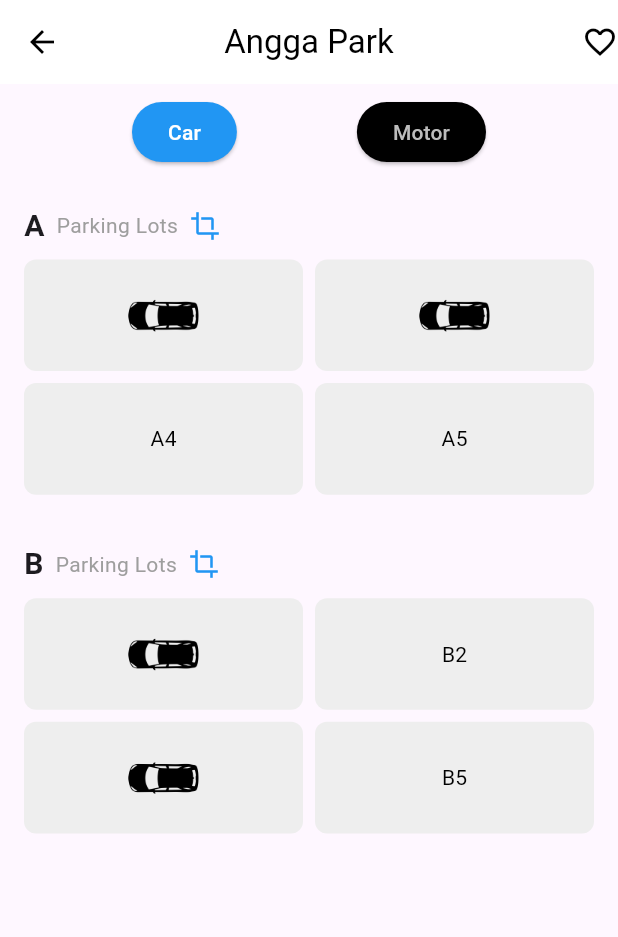
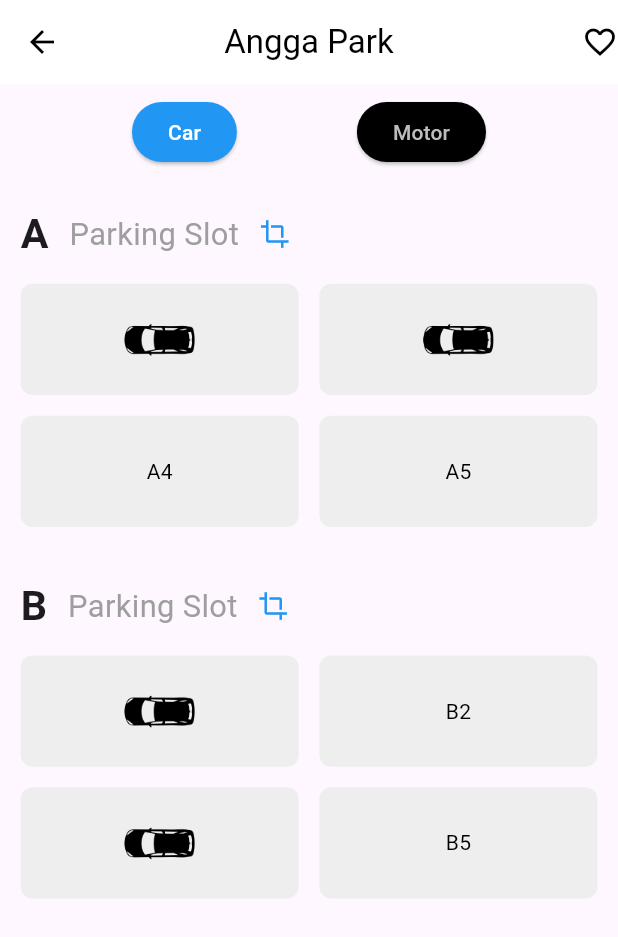
Before and after one commit to congsenpai/smartParkingApp, a Flutter app: the screen it shows after launch, on a phone screen of 412 x 824 dp. Shown: the top 937 px of the screen. Run offline on Flutter 3.47's test engine with Material 3 defaults, Android fonts, the light colour scheme and no system bars; our stand-ins replace get.

Commit message:
update parkingbooking

```diff
--- a/project_smart_parking_app/lib/main.dart
+++ b/project_smart_parking_app/lib/main.dart
@@ -1,8 +1,8 @@
 import 'package:flutter/material.dart';
 import 'package:get/get.dart';
-import 'package:project_smart_parking_app/screens/detail_parking_screent.dart';
+import 'package:project_smart_parking_app/screens/detail_parking_screen.dart';
 import 'package:project_smart_parking_app/screens/home_screent.dart';
-import 'package:project_smart_parking_app/screens/parking_order_screent.dart';
+import 'package:project_smart_parking_app/screens/parking_order_screen.dart';
 import 'package:project_smart_parking_app/screens/welcome_screens.dart';
 
 void main() {
--- a/project_smart_parking_app/lib/screens/parking_order_screent.dart
+++ b/project_smart_parking_app/lib/screens/parking_order_screen.dart
@@ -1,4 +1,5 @@
 import 'package:flutter/material.dart';
+import 'package:get/get.dart';
 
 class ParkingScreen extends StatefulWidget {
   const ParkingScreen({super.key});
@@ -9,6 +10,7 @@ class ParkingScreen extends StatefulWidget {
 
 class _ParkingScreenState extends State<ParkingScreen> {
   String selectedFloor = 'Car';
+  String lostSlot = ''; // Lưu vị trí đã chọn
 
   // Danh sách các vị trí đã có xe
   final List<String> occupiedSlotsCar = ['A1', 'A2', 'B1', 'B4'];
@@ -26,8 +28,8 @@ class _ParkingScreenState extends State<ParkingScreen> {
         ),
         centerTitle: true,
         leading: const Icon(Icons.arrow_back, color: Colors.black),
-        actions: [
-          const Icon(Icons.favorite_border, color: Colors.black),
+        actions: const [
+          Icon(Icons.favorite_border, color: Colors.black),
         ],
       ),
       body: Column(
@@ -46,14 +48,14 @@ class _ParkingScreenState extends State<ParkingScreen> {
           // Parking Lots Section
           Expanded(
             child: ListView(
-              padding: const EdgeInsets.symmetric(horizontal: 16),
+              padding: EdgeInsets.symmetric(horizontal: Get.width / 30),
               children: [
                 if (selectedFloor == 'Car') ...[
-                  _buildParkingSectionCar('A', ['A1', 'A2', 'A4', 'A5']),
-                  _buildParkingSectionCar('B', ['B1', 'B2', 'B4', 'B5']),
+                  _buildParkingSection('A', ['A1', 'A2', 'A4', 'A5'], occupiedSlotsCar),
+                  _buildParkingSection('B', ['B1', 'B2', 'B4', 'B5'], occupiedSlotsCar),
                 ] else ...[
-                  _buildParkingSectionMotor('A', ['A1', 'A2', 'A4', 'A5']),
-                  _buildParkingSectionMotor('B', ['B1', 'B2', 'B4', 'B5']),
+                  _buildParkingSection('A', ['A1', 'A2', 'A4', 'A5'], occupiedSlotsMoto),
+                  _buildParkingSection('B', ['B1', 'B2', 'B4', 'B5'], occupiedSlotsMoto),
                 ],
               ],
             ),
@@ -75,6 +77,7 @@ class _ParkingScreenState extends State<ParkingScreen> {
       onPressed: () {
         setState(() {
           selectedFloor = floor;
+          lostSlot = ''; // Reset vị trí chọn khi chuyển tầng
         });
       },
       child: Text(
@@ -86,10 +89,10 @@ class _ParkingScreenState extends State<ParkingScreen> {
     );
   }
 
-  // Parking section widget for cars
-  Widget _buildParkingSectionCar(String section, List<String> slots) {
+  // Parking section widget
+  Widget _buildParkingSection(String section, List<String> slots, List<String> occupiedSlots) {
     return Padding(
-      padding: const EdgeInsets.symmetric(vertical: 16),
+      padding: EdgeInsets.symmetric(vertical: Get.width / 25),
       child: Column(
         crossAxisAlignment: CrossAxisAlignment.start,
         children: [
@@ -97,42 +100,44 @@ class _ParkingScreenState extends State<ParkingScreen> {
             children: [
               Text(
                 section,
-                style: const TextStyle(fontSize: 20, fontWeight: FontWeight.bold),
+                style: TextStyle(fontSize: Get.width / 15, fontWeight: FontWeight.bold),
               ),
-              const SizedBox(width: 8),
-              const Text(
-                'Parking Lots',
-                style: TextStyle(color: Colors.grey),
+              SizedBox(width: Get.width / 30),
+              Text(
+                'Parking Slot',
+                style: TextStyle(color: Colors.grey, fontSize: Get.width / 20),
               ),
-              const SizedBox(width: 8),
+              SizedBox(width: Get.width / 30),
               const Icon(Icons.crop, color: Colors.blue, size: 20),
             ],
           ),
-          const SizedBox(height: 8),
+          SizedBox(height: Get.width / 30),
           GridView.builder(
             shrinkWrap: true,
-            physics: const NeverScrollableScrollPhysics(),
+            physics: const NeverScrollableScrollPhysics(), // Disable scrolling
             itemCount: slots.length,
-            gridDelegate: const SliverGridDelegateWithFixedCrossAxisCount(
+            gridDelegate: SliverGridDelegateWithFixedCrossAxisCount(
               crossAxisCount: 2,
               childAspectRatio: 2.5,
-              crossAxisSpacing: 8,
-              mainAxisSpacing: 8,
+              crossAxisSpacing: Get.width / 30,
+              mainAxisSpacing: Get.width / 30,
             ),
             itemBuilder: (context, index) {
               String slot = slots[index];
-              bool isOccupied = occupiedSlotsCar.contains(slot);
+              bool isOccupied = occupiedSlots.contains(slot);
               return GestureDetector(
                 onTap: () {
                   if (!isOccupied) {
-                    // Hiện thông báo nổi khi ô còn trống được chọn
+                    setState(() {
+                      lostSlot = slot; // Cập nhật vị trí chọn
+                    });
                     _showBookingDialog(slot);
                   }
                 },
                 child: Container(
                   alignment: Alignment.center,
                   decoration: BoxDecoration(
-                    color: Colors.grey[200],
+                    color: lostSlot == slot ? Colors.blue : Colors.grey[200],
                     borderRadius: BorderRadius.circular(8),
                   ),
                   child: isOccupied
@@ -155,76 +160,7 @@ class _ParkingScreenState extends State<ParkingScreen> {
     );
   }
 
-  // Parking section widget for motorcycles
-  Widget _buildParkingSectionMotor(String section, List<String> slots) {
-    return Padding(
-      padding: const EdgeInsets.symmetric(vertical: 16),
-      child: Column(
-        crossAxisAlignment: CrossAxisAlignment.start,
-        children: [
-          Row(
-            children: [
-              Text(
-                section,
-                style: const TextStyle(fontSize: 20, fontWeight: FontWeight.bold),
-              ),
-              const SizedBox(width: 8),
-              const Text(
-                'Parking Lots',
-                style: TextStyle(color: Colors.grey),
-              ),
-              const SizedBox(width: 8),
-              const Icon(Icons.crop, color: Colors.blue, size: 20),
-            ],
-          ),
-          const SizedBox(height: 8),
-          GridView.builder(
-            shrinkWrap: true,
-            physics: const NeverScrollableScrollPhysics(),
-            itemCount: slots.length,
-            gridDelegate: const SliverGridDelegateWithFixedCrossAxisCount(
-              crossAxisCount: 2,
-              childAspectRatio: 2.5,
-              crossAxisSpacing: 8,
-              mainAxisSpacing: 8,
-            ),
-            itemBuilder: (context, index) {
-              String slot = slots[index];
-              bool isOccupied = occupiedSlotsMoto.contains(slot);
-              return GestureDetector(
-                onTap: () {
-                  if (!isOccupied) {
-                    // Hiện thông báo nổi khi ô còn trống được chọn
-                    _showBookingDialog(slot);
-                  }
-                },
-                child: Container(
-                  alignment: Alignment.center,
-                  decoration: BoxDecoration(
-                    color: Colors.grey[200],
-                    borderRadius: BorderRadius.circular(8),
-                  ),
-                  child: isOccupied
-                      ? Image.asset(
-                    'assets/images/detail/motoImage.png',
-                    width: 50,
-                    height: 30,
-                    fit: BoxFit.cover,
-                  )
-                      : Text(
-                    slot,
-                    style: const TextStyle(color: Colors.black),
-                  ),
-                ),
-              );
-            },
-          ),
-        ],
-      ),
-    );
-  }
-
-  // Thêm phương thức để hiển thị thông báo nổi
+  // Phương thức để hiển thị thông báo nổi
   void _showBookingDialog(String slot) {
     showDialog(
       context: context,
@@ -237,13 +173,16 @@ class _ParkingScreenState extends State<ParkingScreen> {
             TextButton(
               child: const Text('Book Now', style: TextStyle(color: Colors.blue)),
               onPressed: () {
-                print('Parking slot $slot selected!');
+                print('Parking slot $slot selected!'); // In ra vị trí đã chọn
                 Navigator.of(context).pop(); // Đóng dialog
               },
             ),
             TextButton(
               child: const Text('Cancel', style: TextStyle(color: Colors.grey)),
               onPressed: () {
+                setState(() {
+                  lostSlot = ''; // Reset vị trí chọn khi huỷ
+                });
                 Navigator.of(context).pop(); // Đóng dialog
               },
             ),
```
Also changed, not shown: project_smart_parking_app/lib/screens/detail_parking_screen.dart (renamed from project_smart_parking_app/lib/screens/detail_parking_screent.dart).
